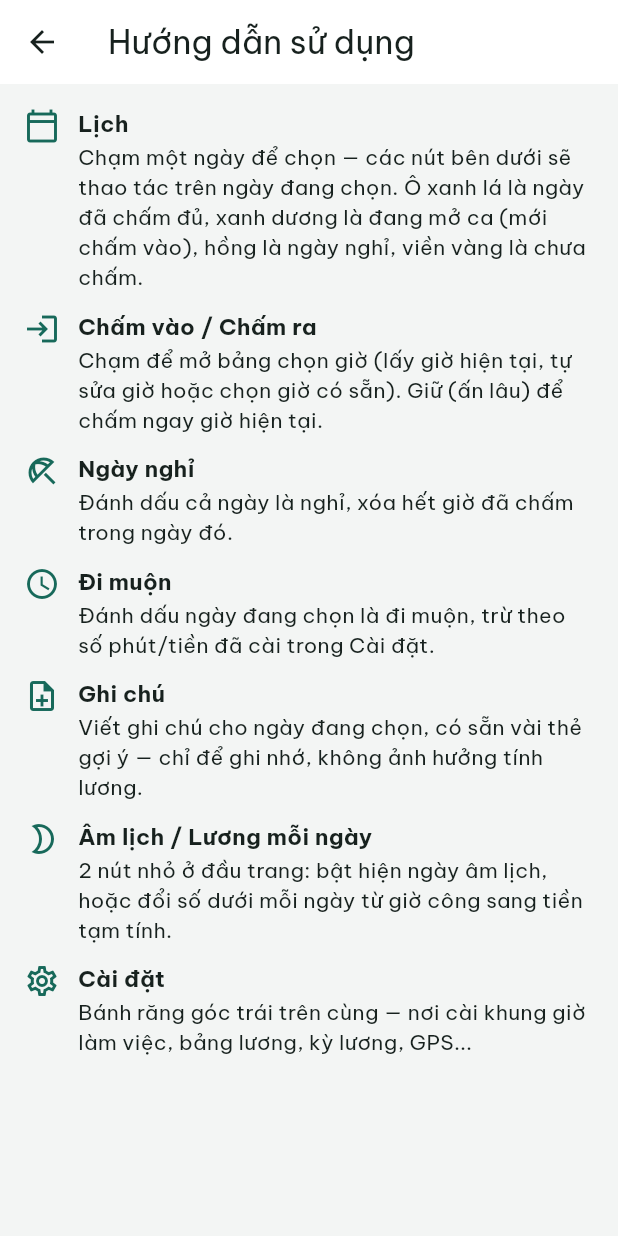
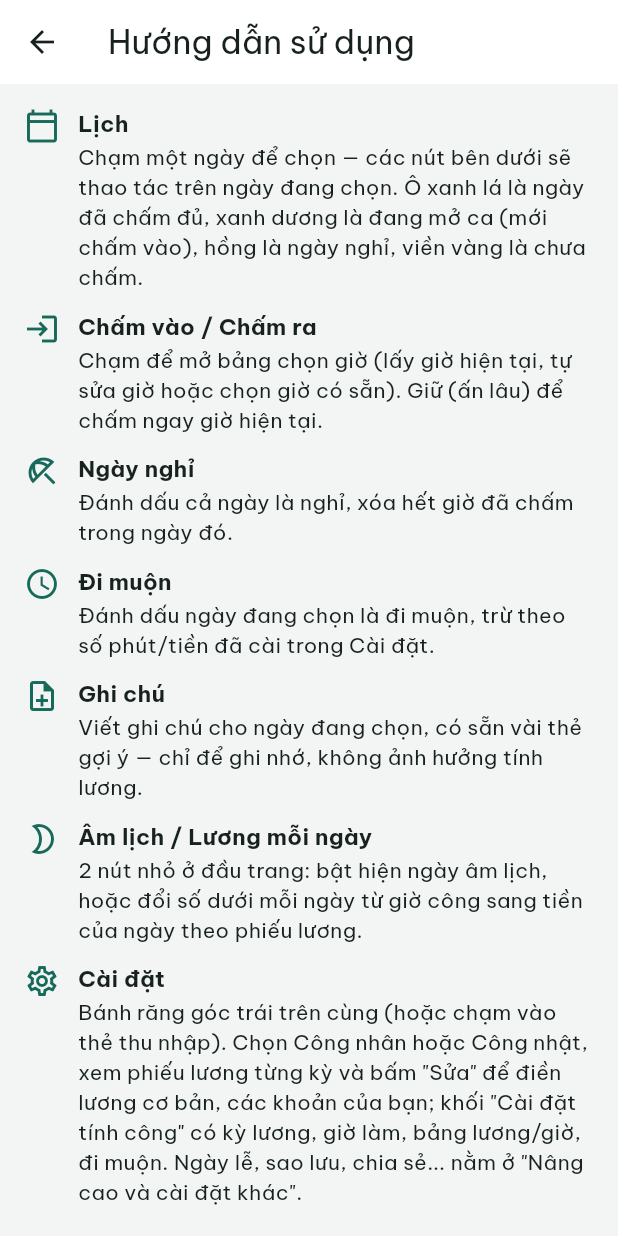
Before and after one commit to AissNguyen/cham-cong-don-gian, a Flutter app: the HelpScreen screen opened directly, on a phone screen of 412 x 824 dp. Run offline on Flutter 3.47's test engine with Material 3 defaults, Android fonts, the phone set to English and light mode, and no system bars; our stand-ins replace cloud_firestore, file_picker, firebase_analytics, firebase_core, firebase_crashlytics, firebase_remote_config and 7 more; missing offline and left inert: android_alarm_manager_plus, excel, flutter_foreground_task, home_widget; accounts and stored records are empty.

Commit message:
Cập nhật TIEN-DO.md, CLAUDE.md và hướng dẫn sử dụng theo bản mới
Co-Authored-By: Claude Opus 5.5 <noreply@anthropic.com>
Claude-Session: https://claude.ai/code/session_01DfNxzULq3tv4Y7Gxco3LMJ

```diff
--- a/lib/ui/settings/help_screen.dart
+++ b/lib/ui/settings/help_screen.dart
@@ -52,12 +52,14 @@ const _items = [
   _HelpItem(
     Icons.brightness_2_outlined,
     'Âm lịch / Lương mỗi ngày',
-    '2 nút nhỏ ở đầu trang: bật hiện ngày âm lịch, hoặc đổi số dưới mỗi ngày từ giờ công sang tiền tạm tính.',
+    '2 nút nhỏ ở đầu trang: bật hiện ngày âm lịch, hoặc đổi số dưới mỗi ngày từ giờ công sang tiền của ngày theo phiếu lương.',
   ),
   _HelpItem(
     Icons.settings_outlined,
     'Cài đặt',
-    'Bánh răng góc trái trên cùng — nơi cài khung giờ làm việc, bảng lương, kỳ lương, GPS...',
+    'Bánh răng góc trái trên cùng (hoặc chạm vào thẻ thu nhập). Chọn Công nhân hoặc Công nhật, xem phiếu '
+        'lương từng kỳ và bấm "Sửa" để điền lương cơ bản, các khoản của bạn; khối "Cài đặt tính công" có kỳ '
+        'lương, giờ làm, bảng lương/giờ, đi muộn. Ngày lễ, sao lưu, chia sẻ... nằm ở "Nâng cao và cài đặt khác".',
   ),
 ];
 
--- a/lib/ui/settings/payslip_card.dart
+++ b/lib/ui/settings/payslip_card.dart
@@ -262,7 +262,7 @@ class _PayslipCardState extends State<PayslipCard> {
                 'Thu nhập ${fmtMoney(slip.totalIncome, unit: false)} · trừ ${fmtMoney(slip.totalDeduction, unit: false)}',
                 style: TextStyle(fontSize: 12.5, color: colors.ink3),
               ),
-              const Divider(height: 28),
+              Divider(height: 28, color: context.appColors.line),
               _basisBlock(context, slip, period, worker),
               _sectionLabel('THU NHẬP', pc.plus),
               for (final line in slip.incomes) _lineRow(context, line, worker),
```
Also changed, not shown: 2 other files.
